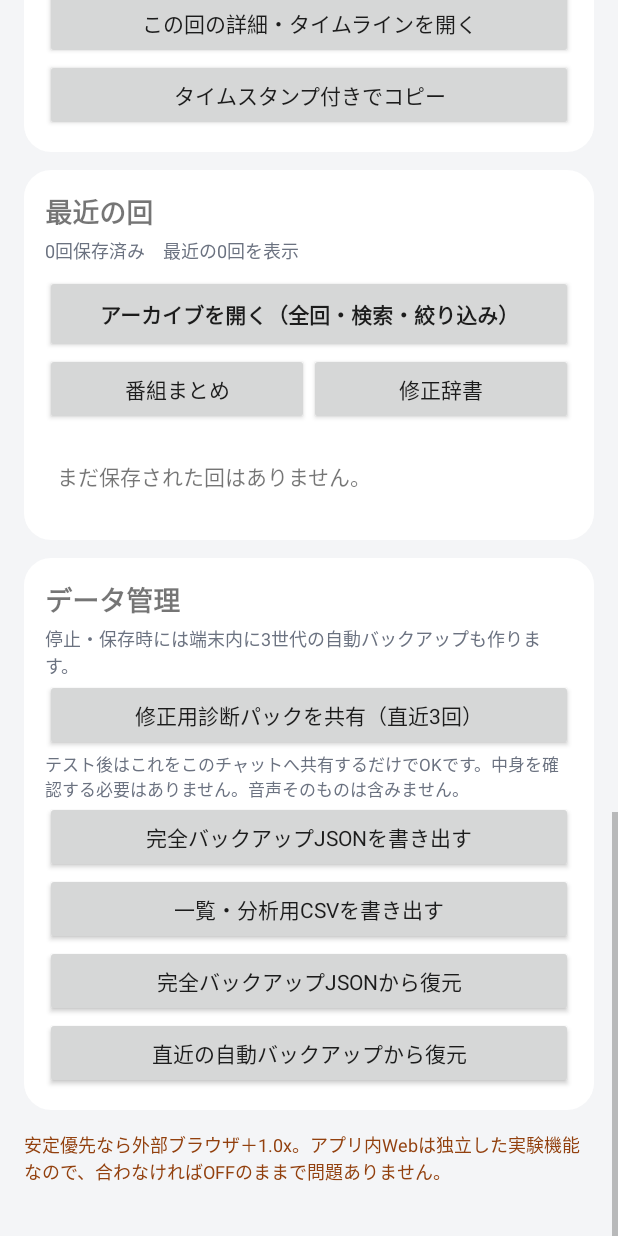
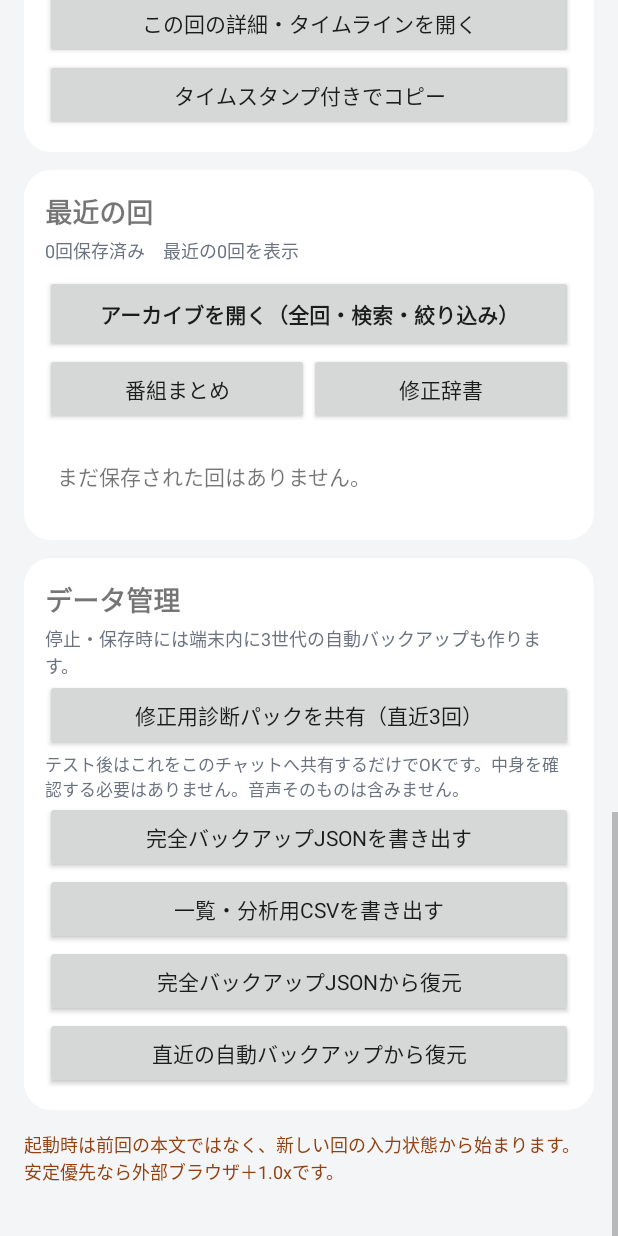
Before and after one commit to ponpains/radiko-transcriber2, an Android app: the screen it shows after launch (MainActivity), scrolled down 1577 dp, on a phone screen of 412 x 824 dp. Run offline under Robolectric (Android 15) with nearby library versions, the light colour scheme and no system bars.

Commit message:
Update UI label to v0.15

```diff
--- a/app/src/main/res/layout/activity_main.xml
+++ b/app/src/main/res/layout/activity_main.xml
@@ -23,7 +23,7 @@
             android:layout_width="match_parent"
             android:layout_height="wrap_content"
             android:layout_marginTop="3dp"
-            android:text="v0.14  •  改行学習 / 診断ログ / 再生位置 / アプリ内Web＋文字起こし"
+            android:text="v0.15  •  新規回を自動分離 / 改行学習 / アプリ内Web＋文字起こし"
             android:textColor="#6B7280"
             android:textSize="12sp"/>
 
@@ -386,7 +386,7 @@
             android:layout_height="wrap_content"
             android:layout_marginTop="14dp"
             android:paddingBottom="18dp"
-            android:text="安定優先なら外部ブラウザ＋1.0x。アプリ内Webは独立した実験機能なので、合わなければOFFのままで問題ありません。"
+            android:text="起動時は前回の本文ではなく、新しい回の入力状態から始まります。安定優先なら外部ブラウザ＋1.0xです。"
             android:textColor="#92400E"
             android:textSize="12sp"/>
     </LinearLayout>
```
